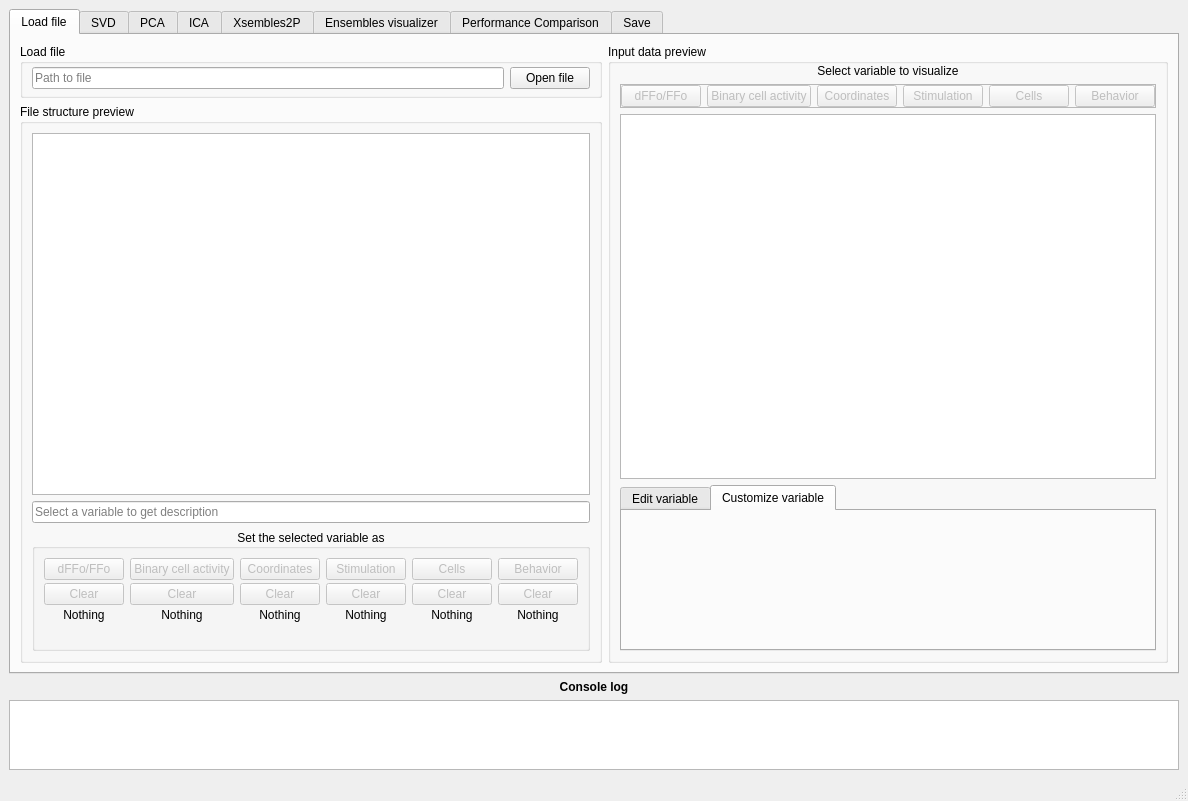
This is gui/MainWindow.ui in rivelco/ENCORE as Qt 5 draws it before an edit. The edited form follows.
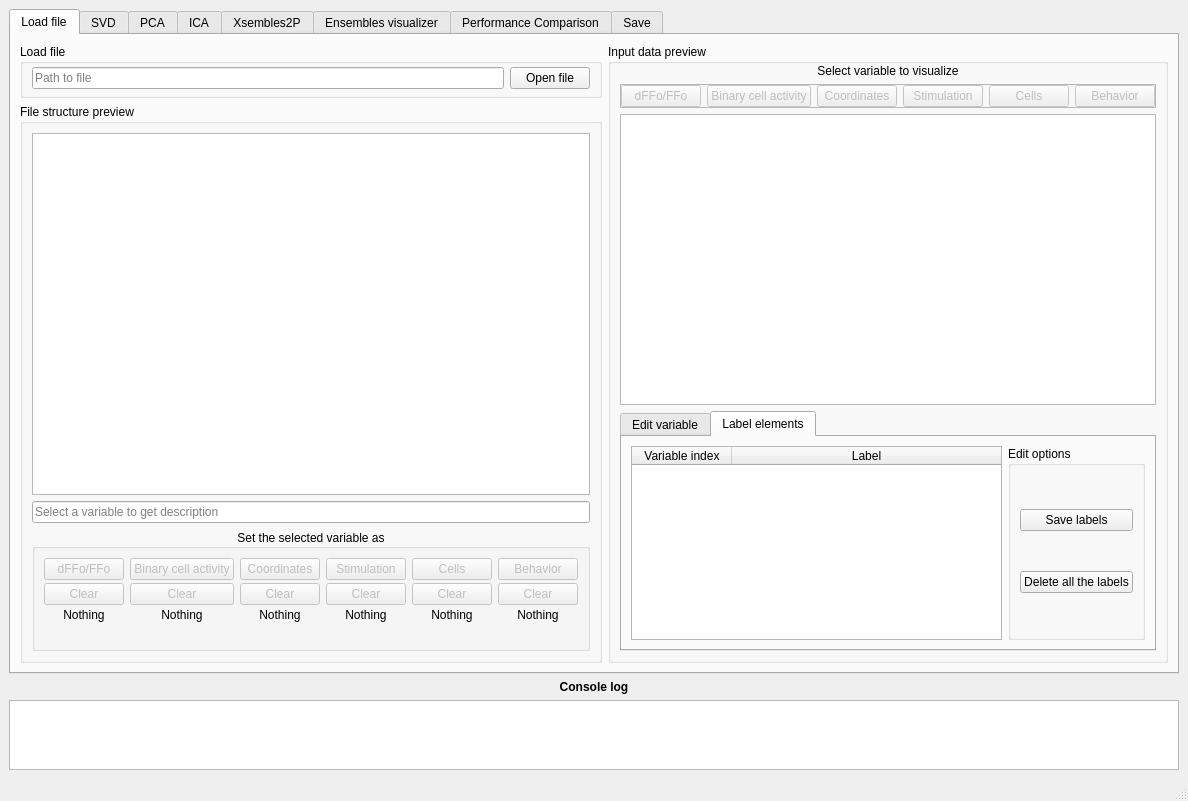
This is the edited form. The open tabs and pages were chosen to show the change. Custom widgets are drawn as their Qt base class.

Commit message:
Progress on labeling variables
So the user can add a specific name for each cell or stimulus or behavior

What changed in the file:
```diff
--- a/gui/MainWindow.ui
+++ b/gui/MainWindow.ui
@@ -184,7 +184,10 @@
             </widget>
            </item>
            <item>
-            <widget class="QTabWidget" name="tabWidget_3">
+            <widget class="QTabWidget" name="tabs_edit_vars">
+             <property name="enabled">
+              <bool>true</bool>
+             </property>
              <property name="sizePolicy">
               <sizepolicy hsizetype="Preferred" vsizetype="Preferred">
                <horstretch>0</horstretch>
@@ -569,8 +572,77 @@
              </widget>
              <widget class="QWidget" name="tab_45">
               <attribute name="title">
-               <string>Customize variable</string>
+               <string>Label elements</string>
               </attribute>
+              <layout class="QHBoxLayout" name="horizontalLayout_20">
+               <item>
+                <widget class="QTableWidget" name="table_setlabels">
+                 <property name="sizePolicy">
+                  <sizepolicy hsizetype="Expanding" vsizetype="Expanding">
+                   <horstretch>0</horstretch>
+                   <verstretch>0</verstretch>
+                  </sizepolicy>
+                 </property>
+                 <property name="autoFillBackground">
+                  <bool>false</bool>
+                 </property>
+                 <property name="verticalScrollMode">
+                  <enum>QAbstractItemView::ScrollPerPixel</enum>
+                 </property>
+                 <property name="horizontalScrollMode">
+                  <enum>QAbstractItemView::ScrollPerPixel</enum>
+                 </property>
+                 <property name="sortingEnabled">
+                  <bool>false</bool>
+                 </property>
+                 <attribute name="horizontalHeaderStretchLastSection">
+                  <bool>true</bool>
+                 </attribute>
+                 <attribute name="verticalHeaderStretchLastSection">
+                  <bool>false</bool>
+                 </attribute>
+                 <column>
+                  <property name="text">
+                   <string>Variable index</string>
+                  </property>
+                 </column>
+                 <column>
+                  <property name="text">
+                   <string>Label</string>
+                  </property>
+                 </column>
+                </widget>
+               </item>
+               <item>
+                <widget class="QGroupBox" name="groupBox_5">
+                 <property name="sizePolicy">
+                  <sizepolicy hsizetype="Preferred" vsizetype="Preferred">
+                   <horstretch>0</horstretch>
+                   <verstretch>0</verstretch>
+                  </sizepolicy>
+                 </property>
+                 <property name="title">
+                  <string>Edit options</string>
+                 </property>
+                 <layout class="QVBoxLayout" name="verticalLayout_60">
+                  <item>
+                   <widget class="QPushButton" name="pushButton_2">
+                    <property name="text">
+                     <string>Save labels</string>
+                    </property>
+                   </widget>
+                  </item>
+                  <item>
+                   <widget class="QPushButton" name="pushButton">
+                    <property name="text">
+                     <string>Delete all the labels</string>
+                    </property>
+                   </widget>
+                  </item>
+                 </layout>
+                </widget>
+               </item>
+              </layout>
              </widget>
             </widget>
            </item>
```
Left out of the diff: 18 changed lines with no effect on the pictures. The commit also changes 1 other file.
